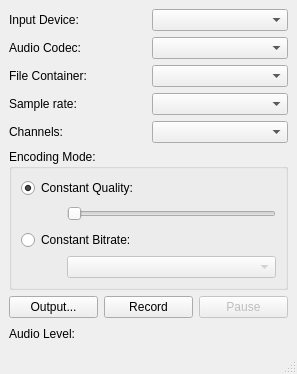
Old version of the form INS_DashBoard/AudioRecode/audiorecorder.ui in the repository pts484/project.
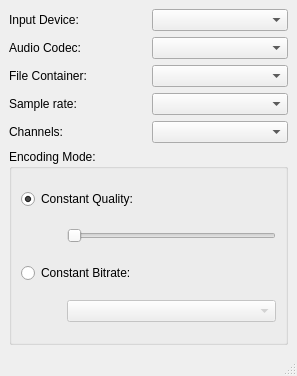
New version of the form.

What changed in the file:
```diff
--- a/INS_DashBoard/AudioRecode/audiorecorder.ui
+++ b/INS_DashBoard/AudioRecode/audiorecorder.ui
@@ -7,15 +7,15 @@
     <x>0</x>
     <y>0</y>
     <width>297</width>
-    <height>374</height>
+    <height>376</height>
    </rect>
   </property>
   <property name="windowTitle">
-   <string>MainWindow</string>
+   <string>Voice Recode Options</string>
   </property>
   <widget class="QWidget" name="centralwidget">
    <layout class="QGridLayout" name="gridLayout_3">
-    <item row="0" column="0" colspan="3">
+    <item row="0" column="0" colspan="2">
      <layout class="QGridLayout" name="gridLayout_2">
       <item row="3" column="0">
        <widget class="QLabel" name="label_4">
@@ -69,7 +69,7 @@
       </item>
      </layout>
     </item>
-    <item row="1" column="0" colspan="3">
+    <item row="1" column="0" colspan="2">
      <widget class="QGroupBox" name="groupBox">
       <property name="title">
        <string>Encoding Mode:</string>
@@ -101,18 +101,14 @@
          </property>
         </spacer>
        </item>
-       <item row="1" column="1">
-        <widget class="QSlider" name="qualitySlider">
-         <property name="orientation">
-          <enum>Qt::Horizontal</enum>
-         </property>
-        </widget>
-       </item>
        <item row="2" column="0" colspan="2">
         <widget class="QRadioButton" name="constantBitrateRadioButton">
          <property name="text">
           <string>Constant Bitrate:</string>
          </property>
+         <property name="checked">
+          <bool>false</bool>
+         </property>
         </widget>
        </item>
        <item row="3" column="0">
@@ -138,43 +134,16 @@
          </property>
         </widget>
        </item>
+       <item row="1" column="1">
+        <widget class="QSlider" name="qualitySlider">
+         <property name="orientation">
+          <enum>Qt::Horizontal</enum>
+         </property>
+        </widget>
+       </item>
       </layout>
      </widget>
     </item>
-    <item row="2" column="0">
-     <widget class="QPushButton" name="outputButton">
-      <property name="text">
-       <string>Output...</string>
-      </property>
-     </widget>
-    </item>
-    <item row="2" column="1">
-     <widget class="QPushButton" name="recordButton">
-      <property name="text">
-       <string>Record</string>
-      </property>
-     </widget>
-    </item>
-    <item row="2" column="2">
-     <widget class="QPushButton" name="pauseButton">
-      <property name="enabled">
-       <bool>false</bool>
-      </property>
-      <property name="text">
-       <string>Pause</string>
-      </property>
-     </widget>
-    </item>
-    <item row="3" column="0">
-     <widget class="QLabel" name="levelLabel">
-      <property name="text">
-       <string>Audio Level:</string>
-      </property>
-     </widget>
-    </item>
-    <item row="3" column="1" colspan="2">
-     <layout class="QVBoxLayout" name="levelsLayout"/>
-    </item>
    </layout>
   </widget>
   <widget class="QStatusBar" name="statusbar"/>
```
Left out of the diff: 48 changed lines with no effect on the pictures.
